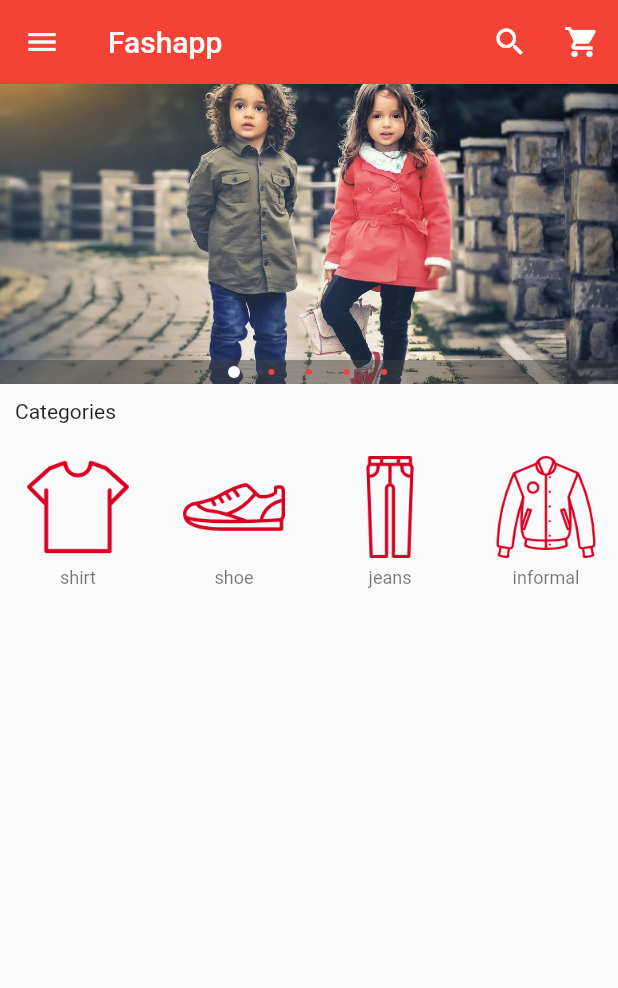
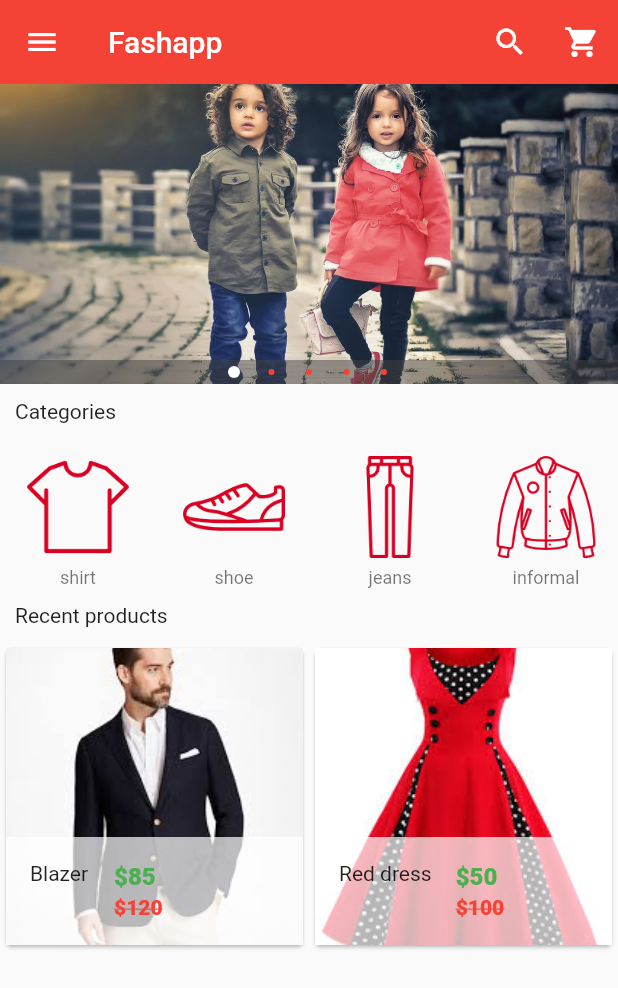
Before and after one commit to wanasak/ecommerce, a Flutter app: the screen it shows after launch, on a phone screen of 412 x 824 dp. Shown: the top 988 px of the screen. Run offline on Flutter 3.47's test engine with Material 2 defaults, Android fonts, the phone set to English and light mode, and no system bars; drawn by our look-alikes of carousel_pro.

Commit message:
add grid view

```diff
--- /dev/null
+++ b/lib/components/products.dart
@@ -0,0 +1,90 @@
+import 'package:flutter/material.dart';
+
+class Products extends StatefulWidget {
+  @override
+  _ProductsState createState() => _ProductsState();
+}
+
+class _ProductsState extends State<Products> {
+  var product_list = [
+    {
+      "name": "Blazer",
+      "picture": "assets/images/products/blazer1.jpeg",
+      "old_price": 120,
+      "price": 85,
+    },
+    {
+      "name": "Red dress",
+      "picture": "assets/images/products/dress1.jpeg",
+      "old_price": 100,
+      "price": 50,
+    }
+  ];
+
+  @override
+  Widget build(BuildContext context) {
+    return GridView.builder(
+        itemCount: product_list.length,
+        gridDelegate:
+            SliverGridDelegateWithFixedCrossAxisCount(crossAxisCount: 2),
+        itemBuilder: (BuildContext context, int index) {
+          return Product(
+            product_name: product_list[index]['name'],
+            product_picture: product_list[index]['picture'],
+            product_old_price: product_list[index]['old_price'],
+            product_price: product_list[index]['price'],
+          );
+        });
+  }
+}
+
+class Product extends StatelessWidget {
+  final String product_name;
+  final String product_picture;
+  final int product_old_price;
+  final int product_price;
+
+  Product({
+    this.product_name,
+    this.product_picture,
+    this.product_old_price,
+    this.product_price,
+  });
+
+  @override
+  Widget build(BuildContext context) {
+    return Card(
+      child: Hero(
+          tag: product_name,
+          child: Material(
+            child: InkWell(
+              onTap: () {},
+              child: GridTile(
+                footer: Container(
+                  color: Colors.white70,
+                  child: ListTile(
+                    leading: Text(product_name),
+                    title: Text(
+                      "\$$product_price",
+                      style: TextStyle(
+                          color: Colors.green, fontWeight: FontWeight.w800),
+                    ),
+                    subtitle: Text(
+                      "\$$product_old_price",
+                      style: TextStyle(
+                          color: Colors.red,
+                          fontWeight: FontWeight.w800,
+                          decoration: TextDecoration.lineThrough),
+                    ),
+                  ),
+                ),
+                child: Image.asset(
+                  product_picture,
+                  fit: BoxFit.cover,
+                ),
+              ),
+            ),
+          )),
+    );
+  }
+}
--- a/lib/main.dart
+++ b/lib/main.dart
@@ -1,4 +1,5 @@
 import 'package:carousel_pro/carousel_pro.dart';
+import 'package:ecommerce/components/products.dart';
 import 'package:flutter/material.dart';
 
 import 'components/horizontal_listview.dart';
@@ -110,7 +111,15 @@ class _HomePageState extends State<HomePage> {
             padding: const EdgeInsets.all(10.0),
             child: Text('Categories'),
           ),
-          HorizontalListView()
+          HorizontalListView(),
+          Padding(
+            padding: EdgeInsets.all(10.0),
+            child: Text('Recent products'),
+          ),
+          Container(
+            height: 320.0,
+            child: Products(),
+          )
         ],
       ),
     );
--- a/pubspec.yaml
+++ b/pubspec.yaml
@@ -48,6 +48,7 @@ flutter:
   # To add assets to your application, add an assets section, like this:
   assets:
     - assets/images/cats/
+    - assets/images/products/
     - assets/images/
   #   - images/a_dot_burr.jpeg
   #   - images/a_dot_ham.jpeg
```
Also changed, not shown: assets/images/products/blazer1.jpeg (added), assets/images/products/dress1.jpeg (added).
